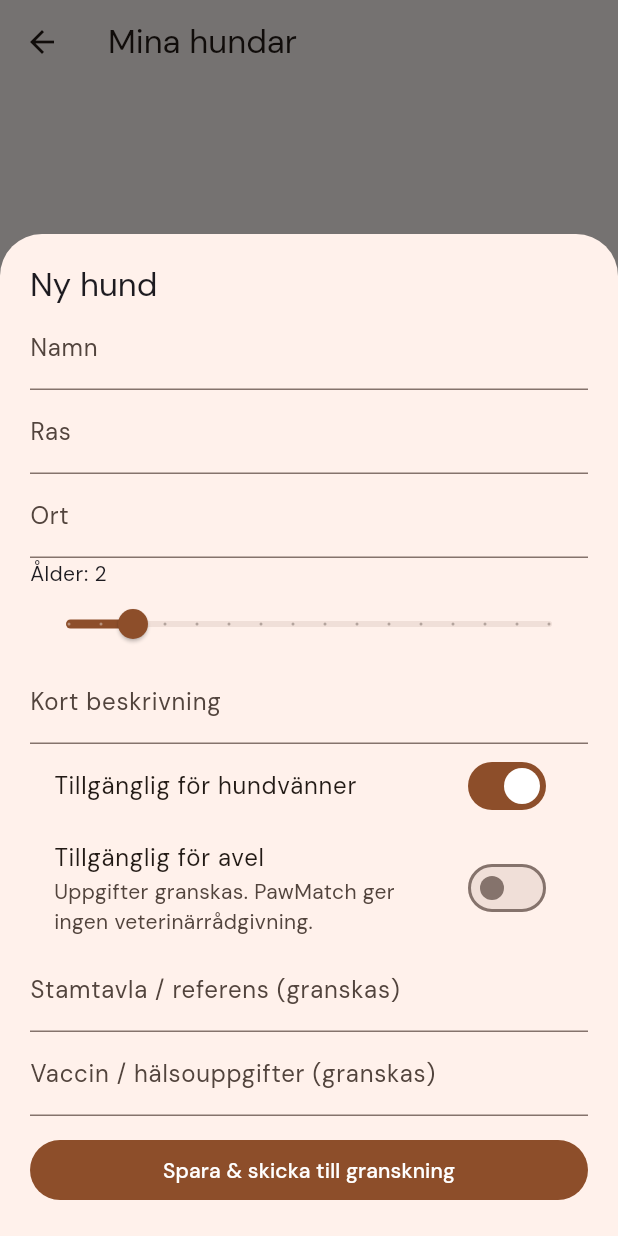
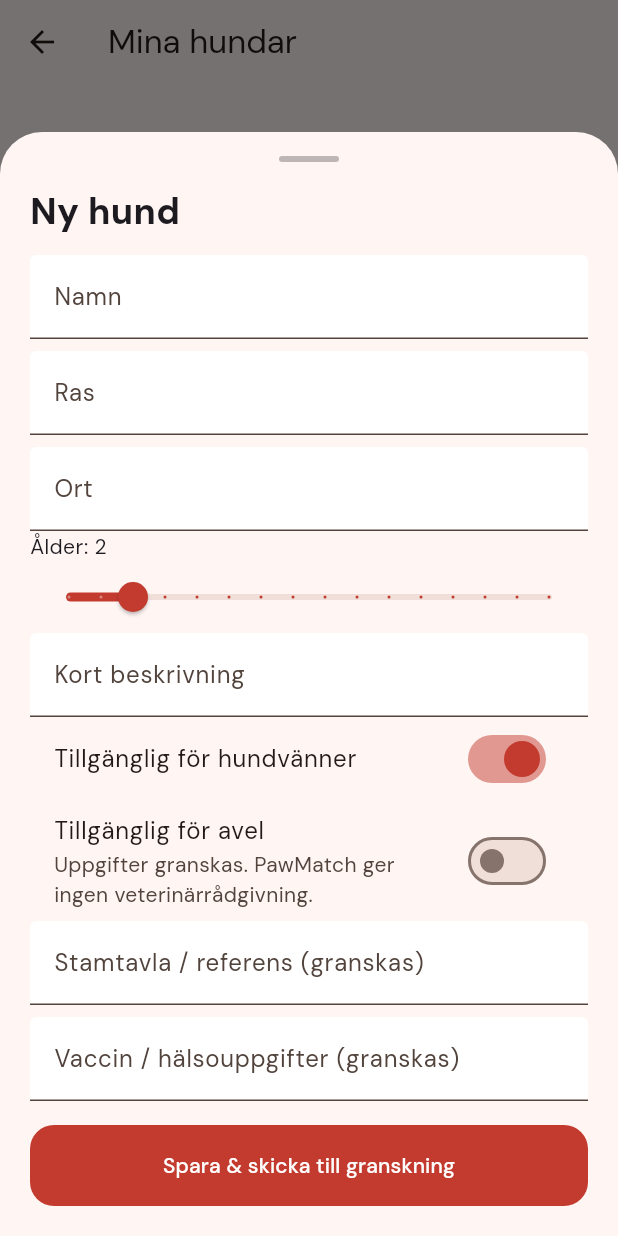
Before and after one commit to illanghost-99/pawmatch, a Flutter app: the MyDogsPage screen opened directly with empty values, after a tap on "Lägg till hund", on a phone screen of 412 x 824 dp. Run offline on Flutter 3.47's test engine with Material 3 defaults, Android fonts, the phone set to English and light mode, and no system bars; our stand-ins replace google_fonts, local_auth, supabase_flutter; accounts and stored records are empty.

Commit message:
Make My dogs empty state and add-form more inviting.

```diff
--- a/lib/features/my_dogs.dart
+++ b/lib/features/my_dogs.dart
@@ -1,6 +1,9 @@
 import 'package:flutter/material.dart';
 import '../app_state.dart';
 import '../models.dart';
+
+const _rose = Color(0xFFC23B2E);
+const _ink = Color(0xFF1C1410);
 
 class MyDogsPage extends StatelessWidget {
   const MyDogsPage({super.key, required this.state});
@@ -9,22 +12,72 @@ class MyDogsPage extends StatelessWidget {
   @override
   Widget build(BuildContext context) {
     return Scaffold(
-      appBar: AppBar(title: const Text('Mina hundar')),
+      backgroundColor: const Color(0xFFFFF6F4),
+      appBar: AppBar(title: const Text('Mina hundar'), backgroundColor: Colors.transparent),
       floatingActionButton: FloatingActionButton.extended(
+        backgroundColor: _rose,
+        foregroundColor: Colors.white,
         onPressed: () => _add(context),
         label: const Text('Lägg till hund'),
         icon: const Icon(Icons.add),
       ),
       body: state.myDogs.isEmpty
-          ? const Center(child: Text('Lägg till din hund för att synas i närheten.'))
+          ? Padding(
+              padding: const EdgeInsets.all(28),
+              child: Column(
+                mainAxisAlignment: MainAxisAlignment.center,
+                children: [
+                  Container(
+                    width: 110,
+                    height: 110,
+                    decoration: BoxDecoration(
+                      color: const Color(0xFFFFE4DF),
+                      shape: BoxShape.circle,
+                      boxShadow: [BoxShadow(color: _rose.withValues(alpha: 0.25), blurRadius: 24)],
+                    ),
+                    child: const Icon(Icons.pets, size: 52, color: _rose),
+                  ),
+                  const SizedBox(height: 24),
+                  const Text('Din hund syns här', textAlign: TextAlign.center, style: TextStyle(fontSize: 24, fontWeight: FontWeight.w800, color: _ink)),
+                  const SizedBox(height: 10),
+                  Text(
+                    'Lägg till namn, ras och om ni söker vänner eller avel. Stamtavla granskas innan profilen publiceras.',
+                    textAlign: TextAlign.center,
+                    style: TextStyle(fontSize: 15, height: 1.4, color: _ink.withValues(alpha: 0.65)),
+                  ),
+                  const SizedBox(height: 28),
+                  SizedBox(
+                    width: double.infinity,
+                    height: 54,
+                    child: FilledButton.icon(
+                      style: FilledButton.styleFrom(
+                        backgroundColor: _rose,
+                        shape: RoundedRectangleBorder(borderRadius: BorderRadius.circular(18)),
+                      ),
+                      onPressed: () => _add(context),
+                      icon: const Icon(Icons.add),
+                      label: const Text('Lägg till din första hund'),
+                    ),
+                  ),
+                ],
+              ),
+            )
           : ListView.builder(
               padding: const EdgeInsets.all(16),
               itemCount: state.myDogs.length,
               itemBuilder: (_, i) {
                 final d = state.myDogs[i];
                 return Card(
+                  color: Colors.white,
+                  shape: RoundedRectangleBorder(borderRadius: BorderRadius.circular(20)),
                   child: ListTile(
-                    title: Text('${d.name} · ${d.breed}'),
+                    contentPadding: const EdgeInsets.all(16),
+                    leading: CircleAvatar(
+                      radius: 28,
+                      backgroundColor: const Color(0xFFFFE4DF),
+                      child: Text(d.name.isEmpty ? '?' : d.name[0].toUpperCase(), style: const TextStyle(color: _rose, fontWeight: FontWeight.w800)),
+                    ),
+                    title: Text('${d.name} · ${d.breed}', style: const TextStyle(fontWeight: FontWeight.w800)),
                     subtitle: Text(
                       '${d.city}\n'
                       '${d.availableForFriends ? 'Vänner: ja' : 'Vänner: nej'} · '
@@ -59,31 +112,43 @@ class MyDogsPage extends StatelessWidget {
     showModalBottomSheet(
       context: context,
       isScrollControlled: true,
+      backgroundColor: const Color(0xFFFFF6F4),
+      shape: const RoundedRectangleBorder(borderRadius: BorderRadius.vertical(top: Radius.circular(28))),
       builder: (ctx) => StatefulBuilder(
         builder: (ctx, setLocal) => Padding(
-          padding: EdgeInsets.fromLTRB(20, 20, 20, MediaQuery.viewInsetsOf(ctx).bottom + 20),
+          padding: EdgeInsets.fromLTRB(20, 16, 20, MediaQuery.viewInsetsOf(ctx).bottom + 20),
           child: SingleChildScrollView(
             child: Column(
               crossAxisAlignment: CrossAxisAlignment.stretch,
               children: [
-                Text('Ny hund', style: Theme.of(ctx).textTheme.titleLarge),
-                TextField(controller: name, decoration: const InputDecoration(labelText: 'Namn')),
-                TextField(controller: breed, decoration: const InputDecoration(labelText: 'Ras')),
-                TextField(controller: city, decoration: const InputDecoration(labelText: 'Ort')),
+                Center(child: Container(width: 40, height: 4, decoration: BoxDecoration(color: Colors.black26, borderRadius: BorderRadius.circular(99)))),
+                const SizedBox(height: 16),
+                const Text('Ny hund', style: TextStyle(fontSize: 24, fontWeight: FontWeight.w800)),
+                const SizedBox(height: 12),
+                TextField(controller: name, decoration: const InputDecoration(labelText: 'Namn', filled: true, fillColor: Colors.white)),
+                const SizedBox(height: 8),
+                TextField(controller: breed, decoration: const InputDecoration(labelText: 'Ras', filled: true, fillColor: Colors.white)),
+                const SizedBox(height: 8),
+                TextField(controller: city, decoration: const InputDecoration(labelText: 'Ort', filled: true, fillColor: Colors.white)),
                 Text('Ålder: $age'),
-                Slider(value: age.toDouble(), min: 0, max: 15, divisions: 15, onChanged: (v) => setLocal(() => age = v.round())),
-                TextField(controller: bio, decoration: const InputDecoration(labelText: 'Kort beskrivning')),
-                SwitchListTile(title: const Text('Tillgänglig för hundvänner'), value: friends, onChanged: (v) => setLocal(() => friends = v)),
+                Slider(value: age.toDouble(), min: 0, max: 15, divisions: 15, activeColor: _rose, onChanged: (v) => setLocal(() => age = v.round())),
+                TextField(controller: bio, decoration: const InputDecoration(labelText: 'Kort beskrivning', filled: true, fillColor: Colors.white)),
+                SwitchListTile(title: const Text('Tillgänglig för hundvänner'), value: friends, activeThumbColor: _rose, onChanged: (v) => setLocal(() => friends = v)),
                 SwitchListTile(
                   title: const Text('Tillgänglig för avel'),
                   subtitle: const Text('Uppgifter granskas. PawMatch ger ingen veterinärrådgivning.'),
                   value: breeding,
+                  activeThumbColor: _rose,
                   onChanged: (v) => setLocal(() => breeding = v),
                 ),
-                TextField(controller: ped, decoration: const InputDecoration(labelText: 'Stamtavla / referens (granskas)')),
-                TextField(controller: vac, decoration: const InputDecoration(labelText: 'Vaccin / hälsouppgifter (granskas)')),
-                const SizedBox(height: 12),
-                FilledButton(
+                TextField(controller: ped, decoration: const InputDecoration(labelText: 'Stamtavla / referens (granskas)', filled: true, fillColor: Colors.white)),
+                const SizedBox(height: 8),
+                TextField(controller: vac, decoration: const InputDecoration(labelText: 'Vaccin / hälsouppgifter (granskas)', filled: true, fillColor: Colors.white)),
+                const SizedBox(height: 16),
+                SizedBox(
+                  height: 54,
+                  child: FilledButton(
+                    style: FilledButton.styleFrom(backgroundColor: _rose, shape: RoundedRectangleBorder(borderRadius: BorderRadius.circular(16))),
                     onPressed: () {
                       if (name.text.trim().isEmpty) return;
                       state.addMyDog(MyDog(
@@ -101,6 +166,7 @@ class MyDogsPage extends StatelessWidget {
                     },
                     child: const Text('Spara & skicka till granskning'),
                   ),
+                ),
               ],
             ),
           ),
```
Lines whose indentation alone changed are shown as unchanged.
